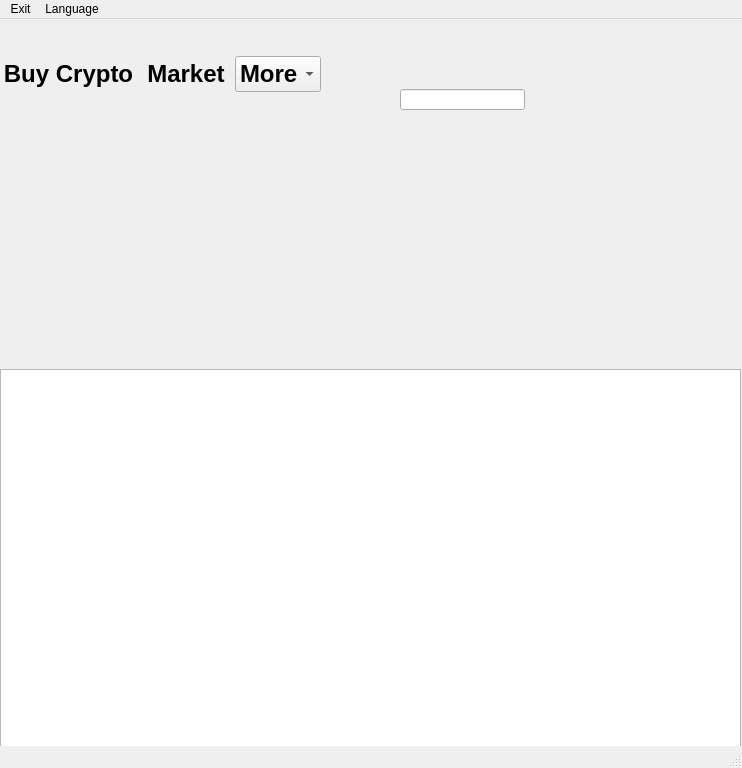
Before: the Qt Designer form p2p_arbitration_app/mainwindow.ui in Boodeyman/p2p_arbitration, drawn with Qt 5.
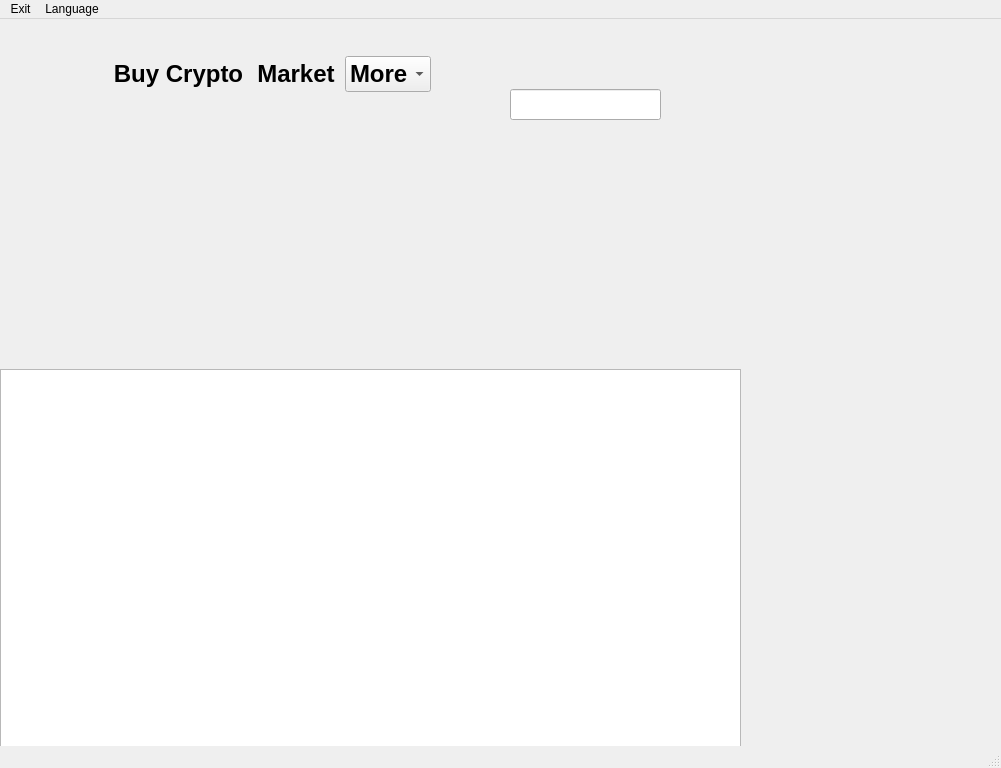
After: the same form once the commit is applied. Icons and pictures are not drawn.

What changed in the file:
```diff
--- a/p2p_arbitration_app/mainwindow.ui
+++ b/p2p_arbitration_app/mainwindow.ui
@@ -6,7 +6,7 @@
    <rect>
     <x>0</x>
     <y>0</y>
-    <width>742</width>
+    <width>1001</width>
     <height>768</height>
    </rect>
   </property>
@@ -78,7 +78,7 @@
    <widget class="QWidget" name="horizontalLayoutWidget">
     <property name="geometry">
      <rect>
-      <x>0</x>
+      <x>110</x>
       <y>13</y>
       <width>321</width>
       <height>84</height>
@@ -181,7 +181,7 @@
    <widget class="QPushButton" name="logoutButton">
     <property name="geometry">
      <rect>
-      <x>670</x>
+      <x>940</x>
       <y>30</y>
       <width>61</width>
       <height>51</height>
@@ -210,7 +210,7 @@
    <widget class="QPushButton" name="hoverButton">
     <property name="geometry">
      <rect>
-      <x>340</x>
+      <x>450</x>
       <y>30</y>
       <width>51</width>
       <height>51</height>
@@ -245,10 +245,10 @@
    <widget class="QLineEdit" name="lineEdit">
     <property name="geometry">
      <rect>
-      <x>400</x>
+      <x>510</x>
       <y>70</y>
-      <width>125</width>
-      <height>21</height>
+      <width>151</width>
+      <height>31</height>
      </rect>
     </property>
     <property name="sizePolicy">
@@ -261,6 +261,25 @@
      <enum>Qt::LeftToRight</enum>
     </property>
    </widget>
+   <widget class="QLabel" name="label">
+    <property name="geometry">
+     <rect>
+      <x>10</x>
+      <y>10</y>
+      <width>90</width>
+      <height>90</height>
+     </rect>
+    </property>
+    <property name="text">
+     <string/>
+    </property>
+    <property name="pixmap">
+     <pixmap resource="resources.qrc">:/icons/icons/icon_of_app_1.png</pixmap>
+    </property>
+    <property name="scaledContents">
+     <bool>true</bool>
+    </property>
+   </widget>
   </widget>
   <widget class="QStatusBar" name="statusbar"/>
   <widget class="QMenuBar" name="menuBar">
@@ -268,7 +287,7 @@
     <rect>
      <x>0</x>
      <y>0</y>
-     <width>742</width>
+     <width>1001</width>
      <height>43</height>
     </rect>
    </property>
```
